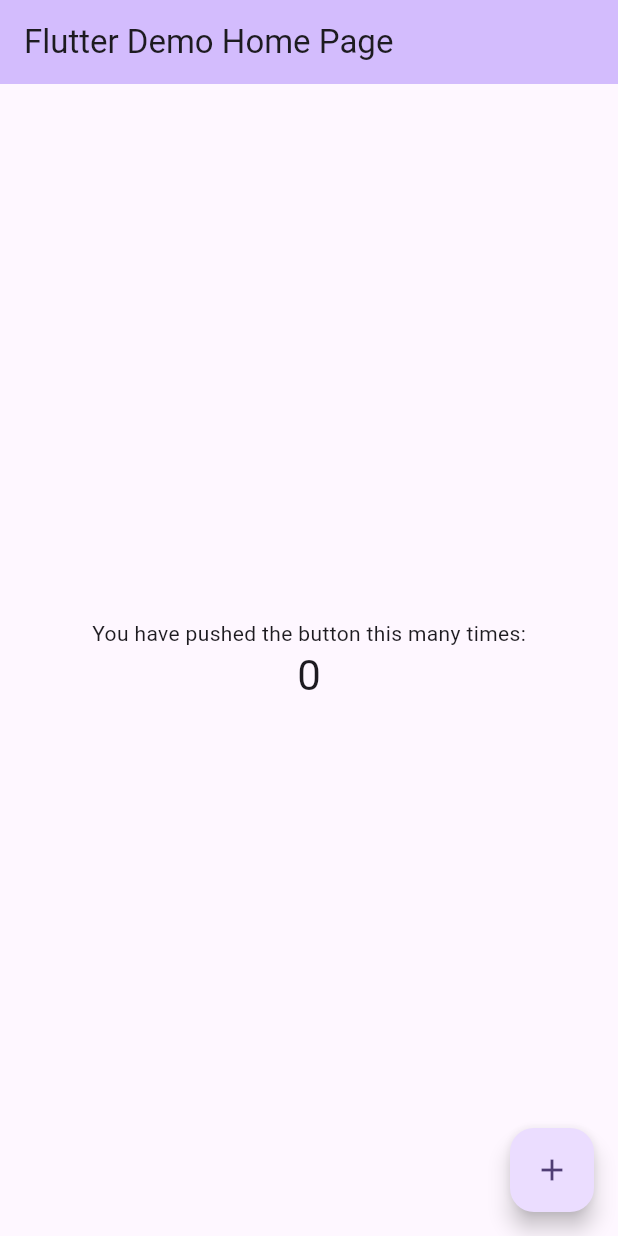
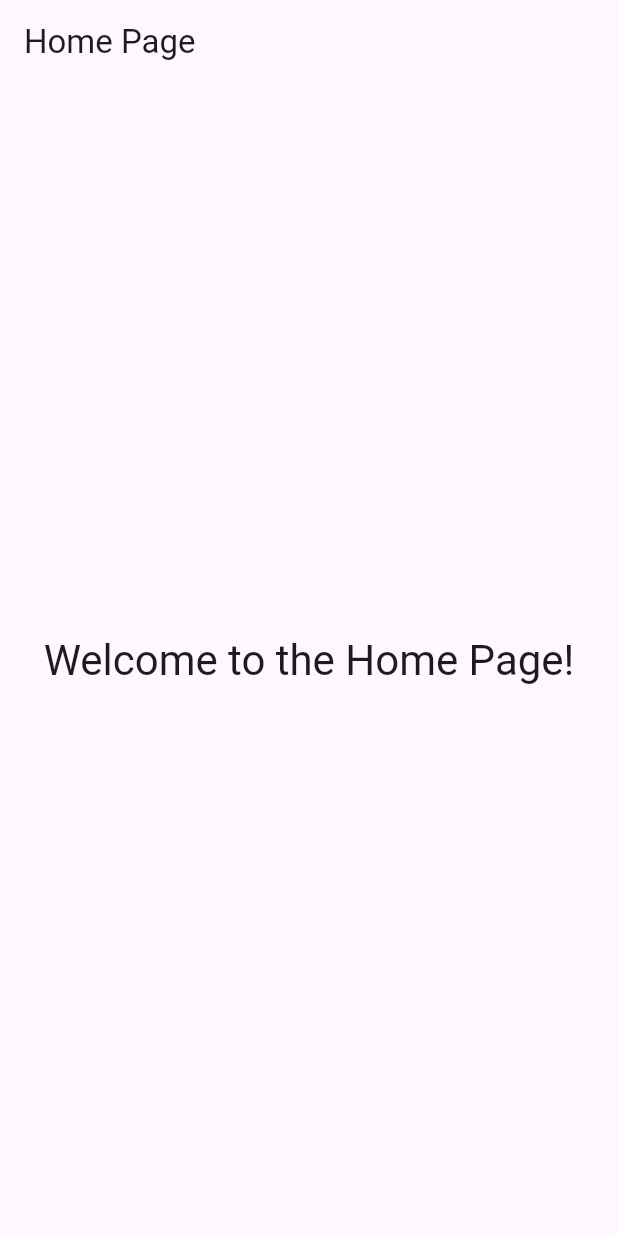
Before and after one commit to Yanrong-Wang/NUS_SmartNavi, a Flutter app: the screen it shows after launch, on a phone screen of 412 x 824 dp. Run offline on Flutter 3.47's test engine with Material 3 defaults, Android fonts, the phone set to English and light mode, and no system bars; our stand-ins replace auto_route, firebase_core; missing offline and left inert: firebase_ui_auth; accounts and stored records are empty.

Commit message:
add basic flutter files

```diff
--- a/smartnavi/lib/main.dart
+++ b/smartnavi/lib/main.dart
@@ -1,6 +1,12 @@
 import 'package:flutter/material.dart';
+import 'package:firebase_core/firebase_core.dart';
+import 'firebase_options.dart';
+import 'utils/router.dart';
 
-void main() {
+final _appRouter = AppRouter();
+Future<void> main() async {
+  WidgetsFlutterBinding.ensureInitialized();
+  await Firebase.initializeApp(options: DefaultFirebaseOptions.currentPlatform);
   runApp(const MyApp());
 }
 
@@ -10,113 +16,12 @@ class MyApp extends StatelessWidget {
   // This widget is the root of your application.
   @override
   Widget build(BuildContext context) {
-    return MaterialApp(
+    return MaterialApp.router(
       title: 'Flutter Demo',
       theme: ThemeData(
-        // This is the theme of your application.
-        //
-        // TRY THIS: Try running your application with "flutter run". You'll see
-        // the application has a purple toolbar. Then, without quitting the app,
-        // try changing the seedColor in the colorScheme below to Colors.green
-        // and then invoke "hot reload" (save your changes or press the "hot
-        // reload" button in a Flutter-supported IDE, or press "r" if you used
-        // the command line to start the app).
-        //
-        // Notice that the counter didn't reset back to zero; the application
-        // state is not lost during the reload. To reset the state, use hot
-        // restart instead.
-        //
-        // This works for code too, not just values: Most code changes can be
-        // tested with just a hot reload.
         colorScheme: ColorScheme.fromSeed(seedColor: Colors.deepPurple),
       ),
-      home: const MyHomePage(title: 'Flutter Demo Home Page'),
+      routerConfig: _appRouter.config(),
     );
   }
 }
-
-class MyHomePage extends StatefulWidget {
-  const MyHomePage({super.key, required this.title});
-
-  // This widget is the home page of your application. It is stateful, meaning
-  // that it has a State object (defined below) that contains fields that affect
-  // how it looks.
-
-  // This class is the configuration for the state. It holds the values (in this
-  // case the title) provided by the parent (in this case the App widget) and
-  // used by the build method of the State. Fields in a Widget subclass are
-  // always marked "final".
-
-  final String title;
-
-  @override
-  State<MyHomePage> createState() => _MyHomePageState();
-}
-
-class _MyHomePageState extends State<MyHomePage> {
-  int _counter = 0;
-
-  void _incrementCounter() {
-    setState(() {
-      // This call to setState tells the Flutter framework that something has
-      // changed in this State, which causes it to rerun the build method below
-      // so that the display can reflect the updated values. If we changed
-      // _counter without calling setState(), then the build method would not be
-      // called again, and so nothing would appear to happen.
-      _counter++;
-    });
-  }
-
-  @override
-  Widget build(BuildContext context) {
-    // This method is rerun every time setState is called, for instance as done
-    // by the _incrementCounter method above.
-    //
-    // The Flutter framework has been optimized to make rerunning build methods
-    // fast, so that you can just rebuild anything that needs updating rather
-    // than having to individually change instances of widgets.
-    return Scaffold(
-      appBar: AppBar(
-        // TRY THIS: Try changing the color here to a specific color (to
-        // Colors.amber, perhaps?) and trigger a hot reload to see the AppBar
-        // change color while the other colors stay the same.
-        backgroundColor: Theme.of(context).colorScheme.inversePrimary,
-        // Here we take the value from the MyHomePage object that was created by
-        // the App.build method, and use it to set our appbar title.
-        title: Text(widget.title),
-      ),
-      body: Center(
-        // Center is a layout widget. It takes a single child and positions it
-        // in the middle of the parent.
-        child: Column(
-          // Column is also a layout widget. It takes a list of children and
-          // arranges them vertically. By default, it sizes itself to fit its
-          // children horizontally, and tries to be as tall as its parent.
-          //
-          // Column has various properties to control how it sizes itself and
-          // how it positions its children. Here we use mainAxisAlignment to
-          // center the children vertically; the main axis here is the vertical
-          // axis because Columns are vertical (the cross axis would be
-          // horizontal).
-          //
-          // TRY THIS: Invoke "debug painting" (choose the "Toggle Debug Paint"
-          // action in the IDE, or press "p" in the console), to see the
-          // wireframe for each widget.
-          mainAxisAlignment: MainAxisAlignment.center,
-          children: <Widget>[
-            const Text('You have pushed the button this many times:'),
-            Text(
-              '$_counter',
-              style: Theme.of(context).textTheme.headlineMedium,
-            ),
-          ],
-        ),
-      ),
-      floatingActionButton: FloatingActionButton(
-        onPressed: _incrementCounter,
-        tooltip: 'Increment',
-        child: const Icon(Icons.add),
-      ), // This trailing comma makes auto-formatting nicer for build methods.
-    );
-  }
-}
--- /dev/null
+++ b/smartnavi/lib/pages/home_page.dart
@@ -0,0 +1,20 @@
+import 'package:auto_route/auto_route.dart';
+import 'package:flutter/material.dart';
+
+@RoutePage()
+class HomePage extends StatelessWidget {
+  const HomePage({super.key});
+
+  @override
+  Widget build(BuildContext context) {
+    return Scaffold(
+      appBar: AppBar(title: const Text('Home Page')),
+      body: Center(
+        child: Text(
+          'Welcome to the Home Page!',
+          style: Theme.of(context).textTheme.headlineMedium,
+        ),
+      ),
+    );
+  }
+}
--- /dev/null
+++ b/smartnavi/lib/utils/router.dart
@@ -0,0 +1,11 @@
+import 'package:auto_route/auto_route.dart';
+import 'router.gr.dart';
+
+@AutoRouterConfig()
+class AppRouter extends RootStackRouter {
+  @override
+  List<AutoRoute> get routes => [
+    AutoRoute(path: "/auth", page: AuthRoute.page),
+    AutoRoute(path: "/", page: HomeRoute.page, initial: true),
+  ];
+}
```
Also changed, not shown: smartnavi/lib/pages/auth_page.dart (added, +31 -0 lines), smartnavi/firebase.json (added), smartnavi/lib/firebase_options.dart (added), smartnavi/lib/utils/router.gr.dart (added).
